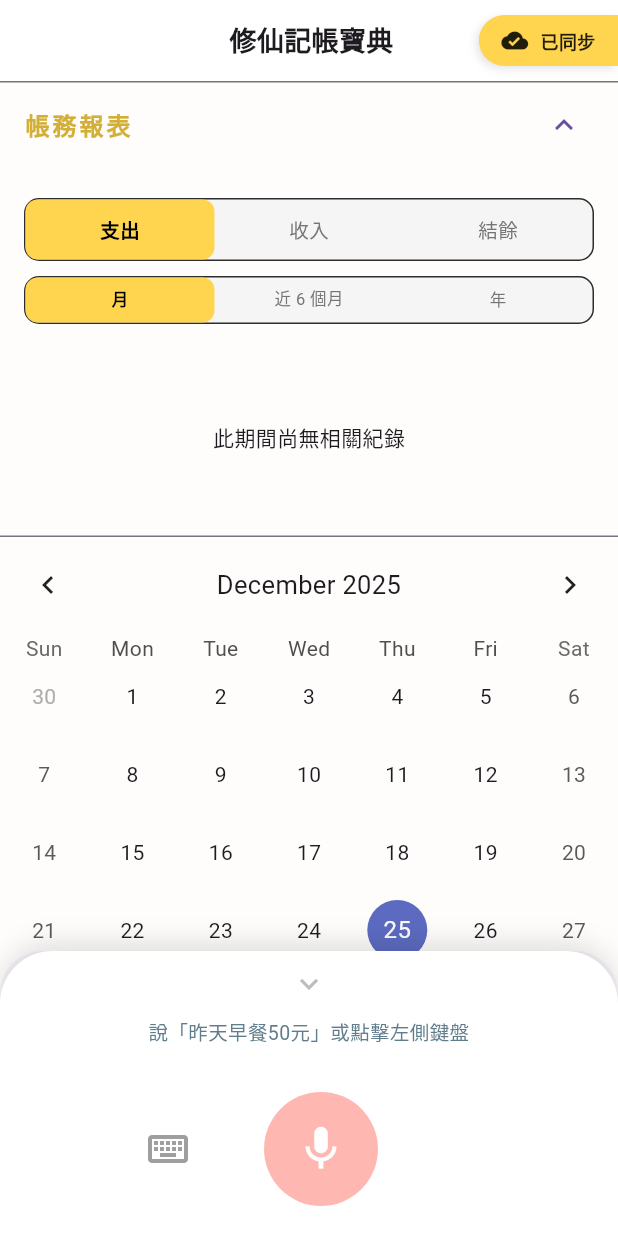
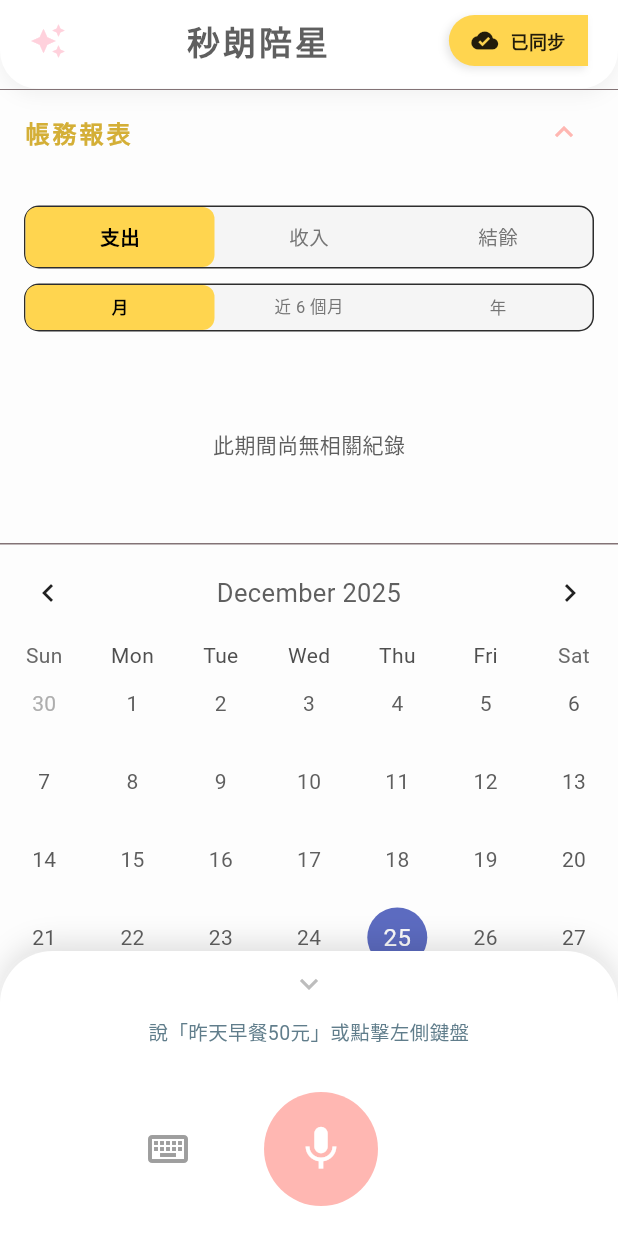
Before and after one commit to nodel33031/voice_expense_app, a Flutter app: the screen it shows once a user with an empty profile is signed in, on a phone screen of 412 x 824 dp. Run offline on Flutter 3.47's test engine with Material 3 defaults, Android fonts, the phone set to English and light mode, and no system bars; drawn by our look-alikes of table_calendar; our stand-ins replace cloud_firestore, firebase_auth, firebase_core, fl_chart, flutter_dotenv, google_fonts and 3 more; accounts and stored records are empty.

Commit message:
style: 切換為日系可愛簡潔風格並修正圖示與字體

```diff
--- a/lib/main.dart
+++ b/lib/main.dart
@@ -13,6 +13,7 @@ import 'package:intl/intl.dart';
 import 'package:fl_chart/fl_chart.dart';
 import 'firebase_options.dart';
 import 'package:flutter_dotenv/flutter_dotenv.dart';
+import 'package:google_fonts/google_fonts.dart';
 void main() async {
   // 1. 確保 Flutter 引擎已初始化
   WidgetsFlutterBinding.ensureInitialized();
@@ -31,7 +32,35 @@ class ProAccountingApp extends StatelessWidget {
 
   @override
   Widget build(BuildContext context) {
-    return MaterialApp(home: const HomePage());
+    return MaterialApp(
+      title: '秒朗陪星', // 換一個可愛的日系名稱
+      debugShowCheckedModeBanner: false,
+
+      // --- 日系可愛主題設定 ---
+      theme: ThemeData(
+        useMaterial3: true,
+        brightness: Brightness.light,
+        // 使用圓潤的日系字體 (需在 pubspec.yaml 加入 google_fonts)
+        textTheme: GoogleFonts.mPlusRounded1cTextTheme(ThemeData.light().textTheme).copyWith(
+          bodyMedium: GoogleFonts.mPlusRounded1c(color: const Color(0xFF5F5F5F)),
+        ),
+        colorScheme: ColorScheme.fromSeed(
+          seedColor: const Color(0xFFFFD1DC), // 櫻花粉
+          primary: const Color(0xFFFFB7B2),   // 蜜桃粉
+          surface: Colors.white,
+          background: const Color(0xFFF9F9F9), // 米白色
+        ),
+        scaffoldBackgroundColor: const Color(0xFFFDFDFD),
+        bottomSheetTheme: const BottomSheetThemeData(
+          backgroundColor: Colors.white,
+          elevation: 20,
+          shape: RoundedRectangleBorder(
+            borderRadius: BorderRadius.vertical(top: Radius.circular(30)),
+          ),
+        ),
+      ),
+      home: const HomePage(),
+    );
   }
 }
 
@@ -1344,7 +1373,6 @@ class _HomePageState extends State<HomePage> {
     );
   }
 
-  // --- 4. 主畫面 Build 方法 ---
   @override
 Widget build(BuildContext context) {
   final dailyList = _history
@@ -1354,26 +1382,44 @@ class _HomePageState extends State<HomePage> {
       .toList();
 
   return Scaffold(
-      backgroundColor: const Color(0xFFFEFDFB),
+    // 使用主題設定的日系底色
+    backgroundColor: Theme.of(context).scaffoldBackgroundColor,
     body: Column(
       children: [
-          // A. 頂部標題與標籤
+        // A. 頂部標題與標籤 (簡潔、圓潤樣式)
         Container(
           padding: EdgeInsets.only(
             top: MediaQuery.of(context).padding.top + 10,
-              bottom: 10,
-              left: 16,
+            bottom: 15,
+            left: 20,
+            right: 20,
           ),
+          decoration: BoxDecoration(
             color: Colors.white,
+            borderRadius: const BorderRadius.vertical(bottom: Radius.circular(25)),
+            boxShadow: [
+              BoxShadow(
+                color: Colors.black.withOpacity(0.05),
+                blurRadius: 10,
+                offset: const Offset(0, 4),
+              )
+            ],
+          ),
           child: Row(
             mainAxisAlignment: MainAxisAlignment.spaceBetween,
             children: [
-                const SizedBox(width: 80),
+              // 左側裝飾：可以用一個可愛小圖示或預留空間
+              const Icon(Icons.auto_awesome, color: Color(0xFFFFD1DC), size: 24),
               const Text(
-                  "修仙記帳寶典",
-                  style: TextStyle(fontSize: 18, fontWeight: FontWeight.bold),
+                "秒朗陪星", // 您目標圖片的標題
+                style: TextStyle(
+                  fontSize: 22,
+                  fontWeight: FontWeight.bold,
+                  letterSpacing: 2.0,
+                  color: Color(0xFF5F5F5F),
                 ),
-                _buildAuthTag(),
+              ),
+              _buildAuthTag(), // 右側同步標籤
             ],
           ),
         ),
@@ -1386,39 +1432,59 @@ class _HomePageState extends State<HomePage> {
               SliverToBoxAdapter(
                 child: Column(
                   children: [
-                      _buildChartSection(), // 呼叫整合後的報表
+                    // 圖表區 (建議內部也改為馬卡龍配色)
+                    _buildChartSection(),
+                    // 日曆區 (建議背景改為透明或淡淡粉色)
                     _buildCalendarSection(),
                   ],
                 ),
               ),
+
+              // 今日紀錄標題
               const SliverToBoxAdapter(
                 child: Padding(
-                    padding: EdgeInsets.only(left: 20, top: 10, bottom: 5),
-                    child: Text(
-                      "今日紀錄",
-                      style: TextStyle(color: Colors.grey, fontSize: 13),
+                  padding: EdgeInsets.only(left: 25, top: 20, bottom: 10),
+                  child: Row(
+                    children: [
+                      Icon(Icons.bookmark_added, size: 18, color: Color(0xFFFFB7B2)),
+                      SizedBox(width: 8),
+                      Text(
+                        "今日帳目",
+                        style: TextStyle(
+                          color: Color(0xFF9E9E9E),
+                          fontSize: 14,
+                          fontWeight: FontWeight.bold,
+                        ),
+                      ),
+                    ],
                   ),
                 ),
               ),
+
+              // 紀錄清單
               dailyList.isEmpty
                   ? SliverFillRemaining(
                       hasScrollBody: false,
                       child: Center(
-                          child: Text(
-                            "本日尚未有紀錄",
-                            style: TextStyle(
-                              color: Colors.grey.shade400,
-                              fontSize: 14,
+                        child: Column(
+                          mainAxisAlignment: MainAxisAlignment.center,
+                          children: [
+                            Icon(Icons.pets, size: 48, color: const Color(0xFFFFD1DC).withOpacity(0.5)),
+                            const SizedBox(height: 10),
+                            const Text(
+                              "今天還沒記帳喔汪！",
+                              style: TextStyle(color: Colors.grey, fontSize: 15),
                             ),
+                          ],
                         ),
                       ),
                     )
                   : SliverPadding(
-                        padding: const EdgeInsets.only(bottom: 120),
+                      // 增加底部邊距，確保不會被底部的黃色語音鈕擋住
+                      padding: const EdgeInsets.only(bottom: 150, left: 10, right: 10),
                       sliver: SliverList(
                         delegate: SliverChildBuilderDelegate(
-                            (context, index) =>
-                                _buildDismissibleItem(dailyList[index]),
+                          (context, index) => _buildDismissibleItem(dailyList[index]),
                           childCount: dailyList.length,
                         ),
                       ),
@@ -1428,6 +1494,7 @@ class _HomePageState extends State<HomePage> {
         ),
       ],
     ),
+    // 底部語音鍵盤 (建議修改按鈕為圓形、黃色系)
     bottomSheet: _buildVoiceKeyboardPanel(),
   );
 }
--- a/pubspec.yaml
+++ b/pubspec.yaml
@@ -41,6 +41,7 @@ dependencies:
   speech_to_text: ^7.3.0
   table_calendar: ^3.2.0
   flutter_dotenv: ^6.0.0
+  google_fonts: ^6.3.3
   # 這裡不要再放任何重複的 http 或 speech_to_text，保持乾淨
 
 
```
Also changed, not shown: pubspec.lock, 2 other files. Lines whose indentation alone changed are shown as unchanged.
